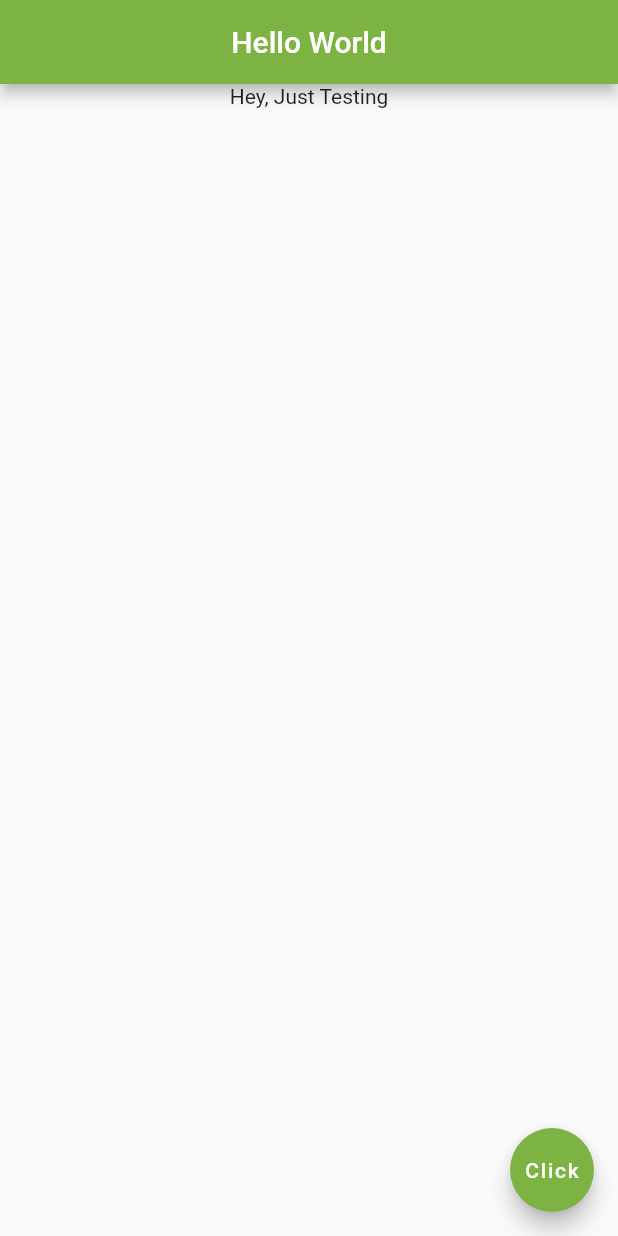
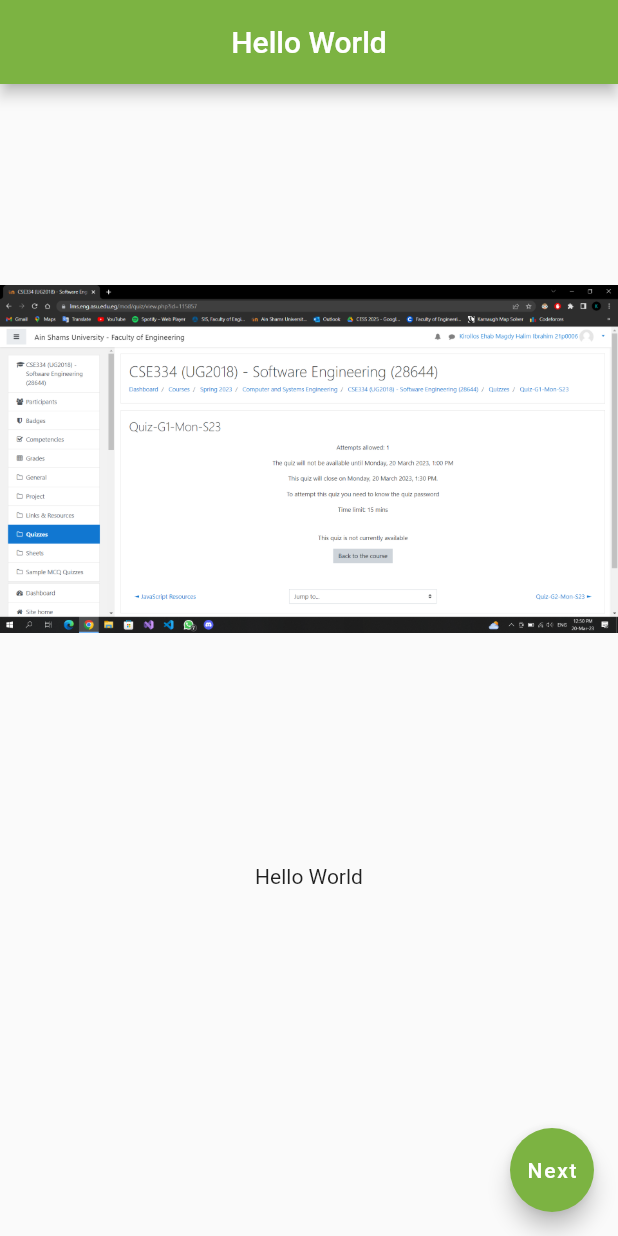
Before and after one commit to Mohamed-Ahmed-Esmat/Flutter-Test, a Flutter app: the screen it shows after launch, on a phone screen of 412 x 824 dp. Run offline on Flutter 3.47's test engine with Material 2 defaults, Android fonts, the phone set to English and light mode, and no system bars; our stand-ins replace get.

Commit message:
Added new files for testing navigation between screens

```diff
--- a/test_flutter/lib/main.dart
+++ b/test_flutter/lib/main.dart
@@ -1,4 +1,5 @@
 import 'package:flutter/material.dart';
+import 'package:get/get.dart';
 import 'package:test_flutter/screen1.dart';
 
 void main() {
@@ -8,7 +9,7 @@ void main() {
 class Home extends StatelessWidget {
   @override
   Widget build(BuildContext context) {
-    return MaterialApp(
+    return GetMaterialApp(
       debugShowCheckedModeBanner: false,
       home: Screen1(),
     );
--- a/test_flutter/lib/screen1.dart
+++ b/test_flutter/lib/screen1.dart
@@ -1,4 +1,7 @@
 import 'package:flutter/material.dart';
+import 'package:get/get.dart';
+import 'package:test_flutter/full_screen_image.dart';
+import 'package:test_flutter/screen2.dart';
 
 class Screen1 extends StatelessWidget {
   const Screen1({super.key});
@@ -11,15 +14,32 @@ class Screen1 extends StatelessWidget {
         centerTitle: true,
         backgroundColor: Colors.lightGreen[600],
       ),
-      body: Align(
-          alignment: Alignment.topCenter,
-          child: Text(
-            "Hey, Just Testing",
-            style: ,
-          )),
+      body: Column(
+        children: [
+          InkWell(
+            onTap: () {
+              Get.to(FullScreenImage());
+            },
+            child: Image.asset(
+              'assets/Screenshot (1).png',
+              width: double.infinity,
+              height: 500,
+              // fit: BoxFit.fill,
+            ),
+          ),
+          SizedBox(
+            height: 20,
+          ),
+          Text(
+            "Hello World",
+          ),
+        ],
+      ),
       floatingActionButton: FloatingActionButton(
-        onPressed: () {},
-        child: Text("Click"),
+        onPressed: () {
+          Get.to(Screen2());
+        },
+        child: Text("Next"),
         backgroundColor: Colors.lightGreen[600],
       ),
     );
--- a/test_flutter/pubspec.yaml
+++ b/test_flutter/pubspec.yaml
@@ -35,6 +35,9 @@ dependencies:
   # The following adds the Cupertino Icons font to your application.
   # Use with the CupertinoIcons class for iOS style icons.
   cupertino_icons: ^1.0.2
+  get: ^4.6.6
+
+
 
 dev_dependencies:
   flutter_test:
```
Also changed, not shown: test_flutter/lib/full_screen_image.dart (added, +14 -0 lines), test_flutter/lib/screen2.dart (added, +14 -0 lines), test_flutter/pubspec.lock.
